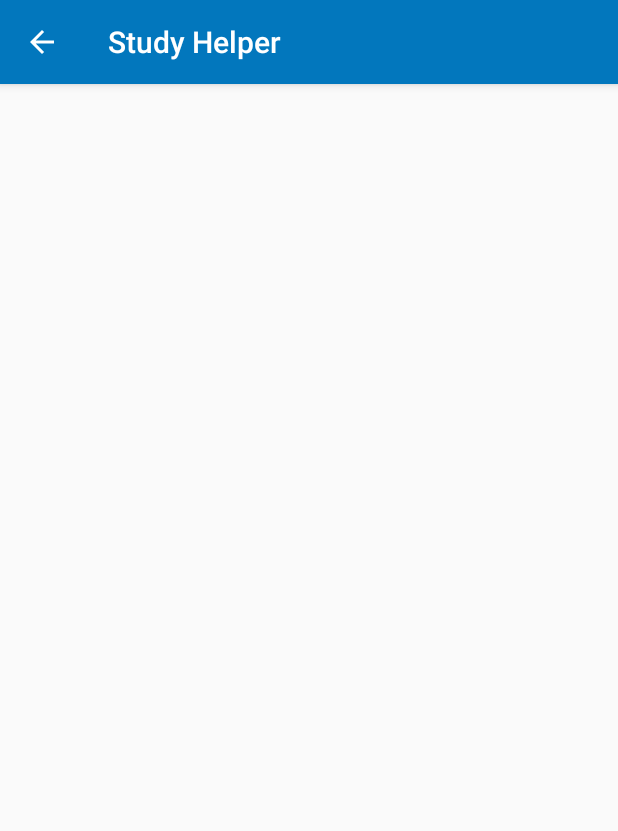
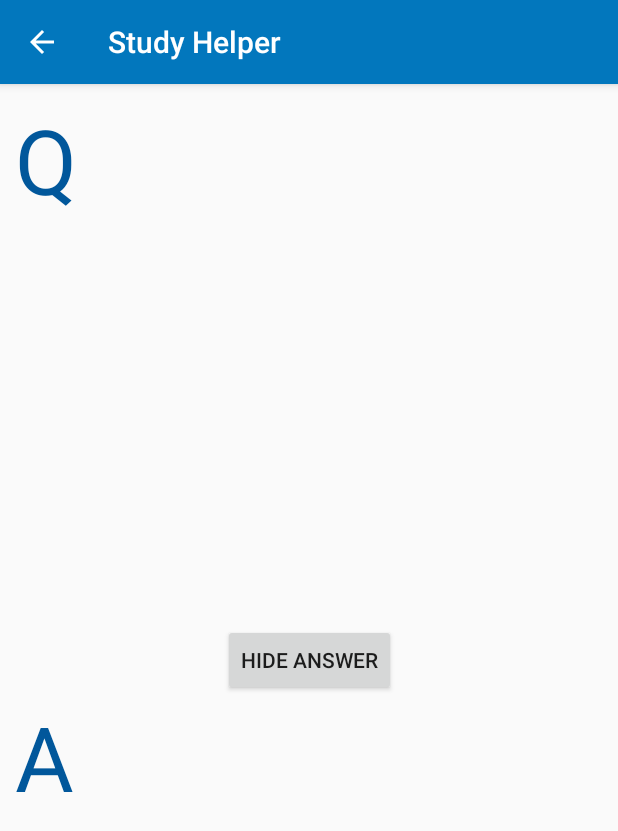
Before and after one commit to makaylacodes/StudyHelper, an Android app: the QuestionActivity screen opened directly, with no data from a screen before it, on a phone screen of 412 x 824 dp. Shown: the top 831 px of the screen. Run offline under Robolectric (Android 15) with nearby library versions, the phone set to English and light mode, and no system bars.

Commit message:
Updated study repository and added a recycler view.

```diff
--- a/app/build.gradle
+++ b/app/build.gradle
@@ -33,6 +33,8 @@ dependencies {
     implementation 'androidx.appcompat:appcompat:1.6.1'
     implementation 'com.google.android.material:material:1.11.0'
     implementation 'androidx.constraintlayout:constraintlayout:2.1.4'
+    implementation 'androidx.recyclerview:recyclerview:1.2.1'
+    implementation 'androidx.cardview:cardview:1.0.0'
     testImplementation 'junit:junit:4.13.2'
     androidTestImplementation 'androidx.test.ext:junit:1.1.5'
     androidTestImplementation 'androidx.test.espresso:espresso-core:3.5.1'
--- a/app/src/main/res/layout/activity_question.xml
+++ b/app/src/main/res/layout/activity_question.xml
@@ -1,9 +1,104 @@
 <?xml version="1.0" encoding="utf-8"?>
-<androidx.constraintlayout.widget.ConstraintLayout xmlns:android="http://schemas.android.com/apk/res/android"
+<FrameLayout
+    xmlns:android="http://schemas.android.com/apk/res/android"
     xmlns:app="http://schemas.android.com/apk/res-auto"
     xmlns:tools="http://schemas.android.com/tools"
     android:layout_width="match_parent"
-    android:layout_height="match_parent"
-    tools:context=".QuestionActivity">
+    android:layout_height="match_parent" >
 
-</androidx.constraintlayout.widget.ConstraintLayout>
+    <androidx.constraintlayout.widget.ConstraintLayout
+        android:id="@+id/no_question_layout"
+        android:layout_width="match_parent"
+        android:layout_height="match_parent"
+        android:visibility="gone"
+        tools:context="com.zybooks.studyhelper.QuestionActivity">
+
+        <TextView
+            android:id="@+id/no_question_label_text_view"
+            android:layout_width="wrap_content"
+            android:layout_height="wrap_content"
+            android:text="@string/no_questions"
+            android:textSize="20sp"
+            app:layout_constraintLeft_toLeftOf="parent"
+            app:layout_constraintRight_toRightOf="parent"
+            app:layout_constraintBottom_toTopOf="@id/add_question_button" />
+
+        <Button
+            android:id="@+id/add_question_button"
+            android:layout_width="wrap_content"
+            android:layout_height="wrap_content"
+            android:text="@string/add_question"
+            app:layout_constraintLeft_toLeftOf="parent"
+            app:layout_constraintRight_toRightOf="parent"
+            app:layout_constraintTop_toTopOf="parent"
+            app:layout_constraintBottom_toBottomOf="parent"/>
+
+    </androidx.constraintlayout.widget.ConstraintLayout>
+
+    <androidx.constraintlayout.widget.ConstraintLayout
+        android:id="@+id/show_question_layout"
+        android:layout_width="match_parent"
+        android:layout_height="match_parent"
+        android:layout_margin="10dp"
+        tools:context="com.zybooks.studyhelper.QuestionActivity">
+
+        <TextView
+            android:id="@+id/question_label_text_view"
+            android:layout_width="wrap_content"
+            android:layout_height="wrap_content"
+            android:text="@string/question_label"
+            style="@style/QALabel"
+            app:layout_constraintTop_toTopOf="parent"
+            app:layout_constraintLeft_toLeftOf="parent"/>
+
+        <TextView
+            android:id="@+id/question_text_view"
+            android:layout_width="0dp"
+            android:layout_height="0dp"
+            android:layout_marginTop="20dp"
+            android:layout_marginBottom="20dp"
+            android:layout_marginLeft="20dp"
+            android:textSize="30sp"
+            tools:text="question"
+            app:layout_constraintTop_toTopOf="@id/question_label_text_view"
+            app:layout_constraintBottom_toTopOf="@+id/answer_button"
+            app:layout_constraintLeft_toRightOf="@id/question_label_text_view"
+            app:layout_constraintRight_toRightOf="parent"/>
+
+        <Button
+            android:id="@+id/answer_button"
+            android:layout_width="wrap_content"
+            android:layout_height="wrap_content"
+            android:layout_marginTop="20dp"
+            android:layout_marginBottom="20dp"
+            android:text="@string/hide_answer"
+            app:layout_constraintLeft_toLeftOf="parent"
+            app:layout_constraintRight_toRightOf="parent"
+            app:layout_constraintTop_toTopOf="parent"
+            app:layout_constraintBottom_toBottomOf="parent"/>
+
+        <TextView
+            android:id="@+id/answer_label_text_view"
+            android:layout_width="wrap_content"
+            android:layout_height="wrap_content"
+            android:text="@string/answer_label"
+            style="@style/QALabel"
+            app:layout_constraintTop_toBottomOf="@+id/answer_button"
+            app:layout_constraintLeft_toLeftOf="parent"/>
+
+        <TextView
+            android:id="@+id/answer_text_view"
+            android:layout_width="0dp"
+            android:layout_height="0dp"
+            android:layout_marginTop="20dp"
+            android:layout_marginLeft="20dp"
+            android:textSize="30sp"
+            tools:text="answer"
+            app:layout_constraintTop_toTopOf="@id/answer_label_text_view"
+            app:layout_constraintLeft_toRightOf="@id/answer_label_text_view"
+            app:layout_constraintRight_toRightOf="parent"
+            app:layout_constraintBottom_toBottomOf="parent"/>
+
+    </androidx.constraintlayout.widget.ConstraintLayout>
+
+</FrameLayout>
```
Also changed, not shown: app/src/main/java/com/snhu/studyhelper/repo/StudyRepository.java (+93 -0 lines), app/src/main/res/layout/activity_subject.xml (+16 -10 lines), app/src/main/res/layout/recycler_view_items.xml (+17 -3 lines).
